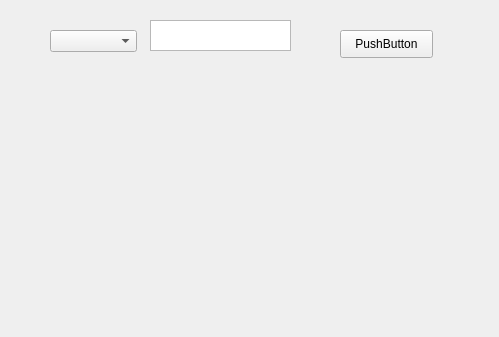
Old version of the form tools/mainwindow.ui in the repository ZhuYanzhen1/MM32_CLion.
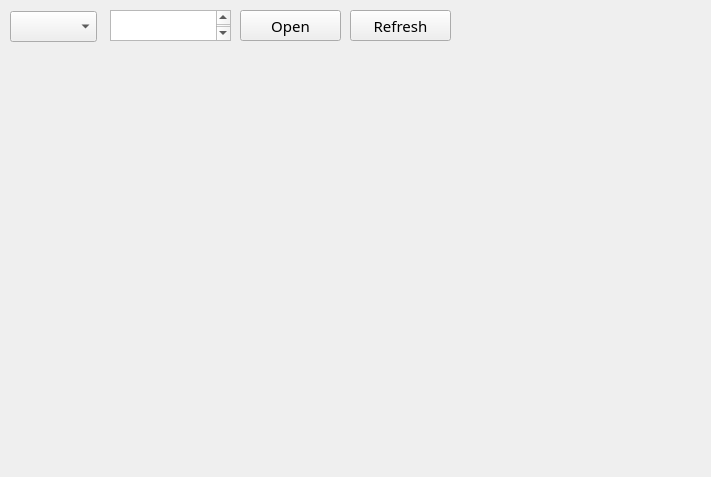
New version of the form.

Commit message: Add a refresh button and print all incoming packages to the backend.

The edit to the form file:
```diff
--- a/tools/mainwindow.ui
+++ b/tools/mainwindow.ui
@@ -6,10 +6,18 @@
    <rect>
     <x>0</x>
     <y>0</y>
-    <width>499</width>
-    <height>337</height>
+    <width>711</width>
+    <height>477</height>
    </rect>
   </property>
+  <property name="font">
+   <font>
+    <family>等线</family>
+    <pointsize>11</pointsize>
+    <weight>50</weight>
+    <bold>false</bold>
+   </font>
+  </property>
   <property name="windowTitle">
    <string>MainWindow</string>
   </property>
@@ -17,34 +25,56 @@
    <widget class="QPushButton" name="open_serial_btn">
     <property name="geometry">
      <rect>
-      <x>340</x>
-      <y>30</y>
-      <width>93</width>
-      <height>28</height>
+      <x>240</x>
+      <y>10</y>
+      <width>101</width>
+      <height>31</height>
      </rect>
     </property>
     <property name="text">
-     <string>PushButton</string>
+     <string>Open</string>
     </property>
    </widget>
    <widget class="QComboBox" name="serial_port_cb">
     <property name="geometry">
      <rect>
-      <x>50</x>
-      <y>30</y>
+      <x>10</x>
+      <y>11</y>
       <width>87</width>
-      <height>22</height>
+      <height>31</height>
      </rect>
     </property>
    </widget>
    <widget class="QTextEdit" name="serial_baudrate_txt">
     <property name="geometry">
      <rect>
-      <x>150</x>
-      <y>20</y>
-      <width>141</width>
+      <x>110</x>
+      <y>10</y>
+      <width>121</width>
       <height>31</height>
      </rect>
+    </property>
+    <property name="accessibleName">
+     <string/>
+    </property>
+    <property name="documentTitle">
+     <string/>
+    </property>
+    <property name="placeholderText">
+     <string/>
+    </property>
+   </widget>
+   <widget class="QPushButton" name="refresh_serial_btn">
+    <property name="geometry">
+     <rect>
+      <x>350</x>
+      <y>10</y>
+      <width>101</width>
+      <height>31</height>
+     </rect>
+    </property>
+    <property name="text">
+     <string>Refresh</string>
     </property>
    </widget>
   </widget>
```
The commit also changes 3 other files.
